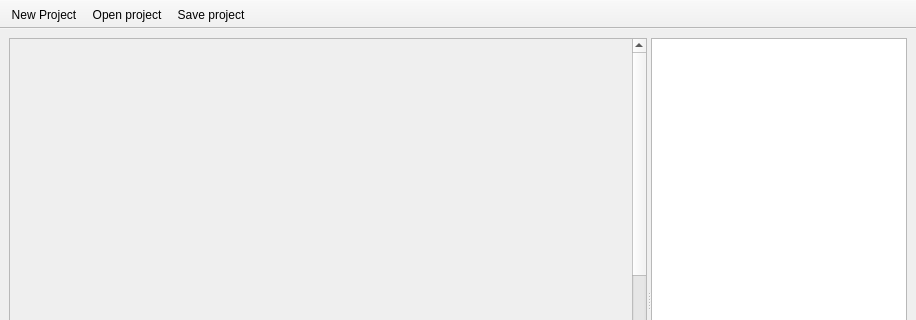
Before: the Qt Designer form mainwindow.ui in przemekblasiak/petri-net-simulator, drawn with Qt 5; both pictures show x 0 to 916 and y 0 to 320 of the 916 by 600 pixel window.
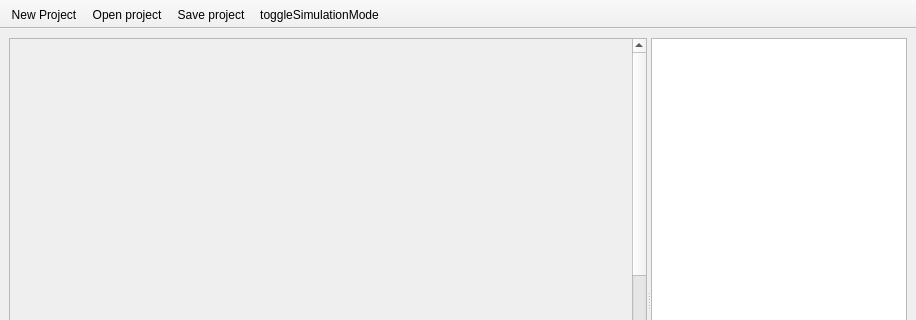
After: the same form once the commit is applied. Icons and pictures are not drawn. Custom widgets are drawn as their Qt base class.

Commit message: Implemented basic simulation functionality.

The edit to the form file:
```diff
--- a/mainwindow.ui
+++ b/mainwindow.ui
@@ -133,6 +133,7 @@
    <addaction name="actionNew_Project"/>
    <addaction name="actionOpen_project"/>
    <addaction name="actionSave_project"/>
+   <addaction name="actionToggleSimulationMode"/>
   </widget>
   <widget class="QToolBar" name="simulationToolBar">
    <property name="windowTitle">
@@ -226,6 +227,17 @@
     <string>Space</string>
    </property>
   </action>
+  <action name="actionToggleSimulationMode">
+   <property name="checkable">
+    <bool>true</bool>
+   </property>
+   <property name="text">
+    <string>toggleSimulationMode</string>
+   </property>
+   <property name="toolTip">
+    <string>Toggle simulation mode</string>
+   </property>
+  </action>
  </widget>
  <customwidgets>
   <customwidget>
```
Left out of the diff: 9 changed lines with no effect on the pictures. The commit also changes 19 other files.
